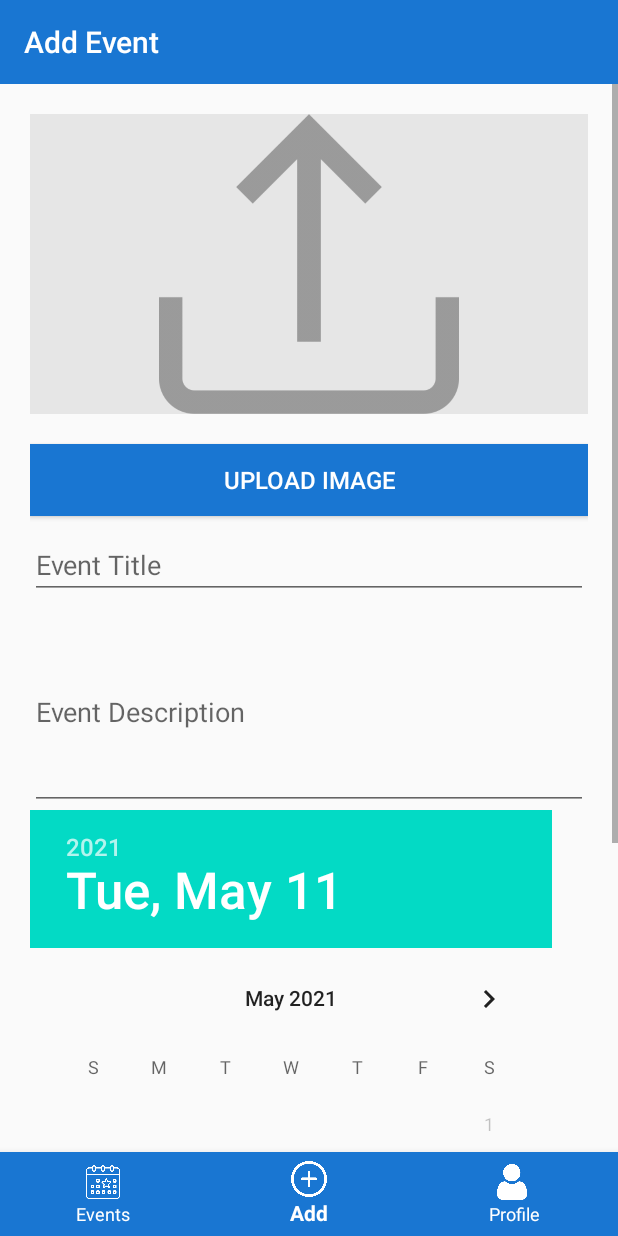
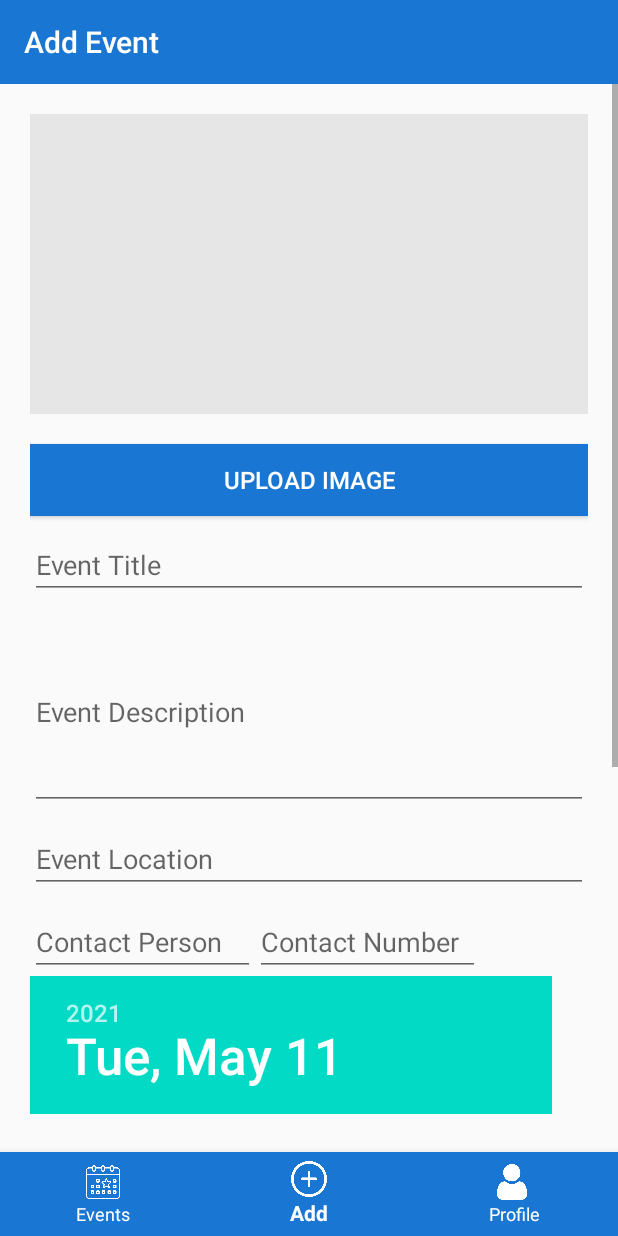
Before and after one commit to Haseeba393/event-log, an Android app: the screen it shows after launch once a user with an empty profile is signed in (Home), item 2 of the bottom bar chosen, on a phone screen of 412 x 824 dp. Run offline under Robolectric (Android 15) with nearby library versions, the phone set to English and light mode, and no system bars; our stand-ins replace Firebase (no records; nobody signed in at launch, a user with empty details on screens opened directly).

```diff
--- a/app/src/main/res/layout/fragment_add_event.xml
+++ b/app/src/main/res/layout/fragment_add_event.xml
@@ -5,6 +5,18 @@
     android:layout_width="match_parent"
     android:layout_height="match_parent"
     tools:context=".fragments.AddEvent">
+
+    <RelativeLayout
+        android:layout_width="match_parent"
+        android:layout_height="match_parent">
+
+        <ProgressBar
+            android:id="@+id/addEventLoading"
+            android:layout_width="wrap_content"
+            android:layout_height="wrap_content"
+            android:layout_centerInParent="true"
+            android:visibility="gone"
+            />
 
         <LinearLayout
             android:layout_width="match_parent"
@@ -16,7 +28,6 @@
                 android:id="@+id/eventCover"
                 android:layout_width="match_parent"
                 android:layout_height="200dp"
-            android:src="@drawable/upload"
                 android:background="@color/greyColor"
                 />
 
@@ -66,6 +77,46 @@
                 android:lines="5"
                 />
 
+            <EditText
+                android:id="@+id/eventLocation"
+                android:layout_width="match_parent"
+                android:layout_height="wrap_content"
+                android:layout_marginTop="10dp"
+                android:hint="Event Location"
+                android:textColor="@color/blackColor"
+                android:textSize="18dp"
+                android:inputType="text"
+                />
+
+            <LinearLayout
+                android:layout_width="match_parent"
+                android:layout_height="wrap_content"
+                android:orientation="horizontal">
+
+                <EditText
+                    android:id="@+id/personName"
+                    android:layout_width="150dp"
+                    android:layout_height="wrap_content"
+                    android:layout_marginTop="10dp"
+                    android:hint="Contact Person"
+                    android:textColor="@color/blackColor"
+                    android:textSize="18dp"
+                    android:inputType="text"
+                    />
+
+                <EditText
+                    android:id="@+id/personNumber"
+                    android:layout_width="150dp"
+                    android:layout_height="wrap_content"
+                    android:layout_marginTop="10dp"
+                    android:hint="Contact Number"
+                    android:textColor="@color/blackColor"
+                    android:textSize="18dp"
+                    android:inputType="number"
+                    />
+
+            </LinearLayout>
+
             <DatePicker
                 android:id="@+id/eventDate"
                 android:layout_width="match_parent"
@@ -85,4 +136,8 @@
 
         </LinearLayout>
 
+    </RelativeLayout>
+
+
+
 </ScrollView>
```
Also changed, not shown: app/src/main/java/com/example/eventlogging/fragments/AddEvent.java (+126 -4 lines). Lines whose indentation alone changed are shown as unchanged.
